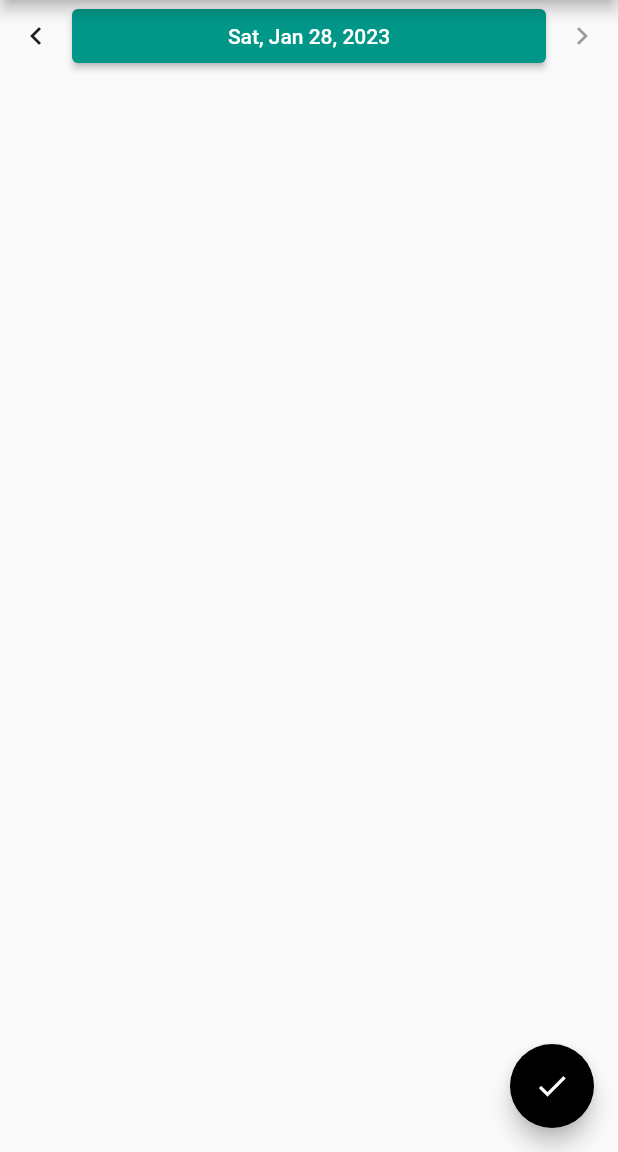
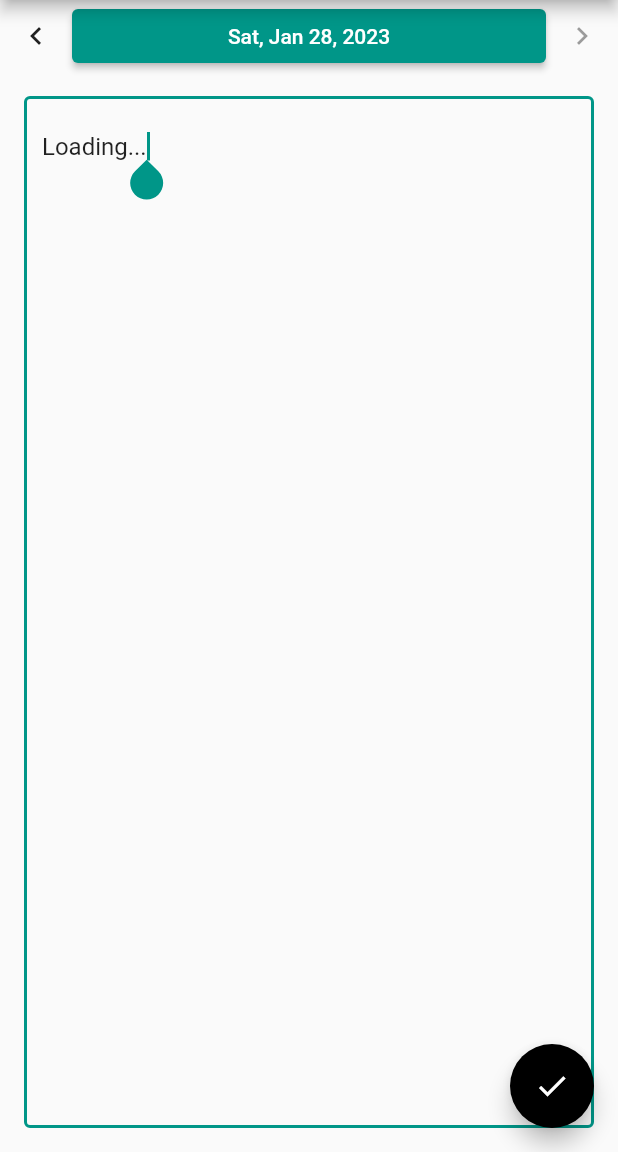
Before and after one commit to mahesh-hegde/JournalOne, a Flutter app: the screen it shows after launch, after a tap on the "keyboard arrow left" icon, after a tap on the "keyboard arrow right" icon, after a tap on the "edit" icon, on a phone screen of 412 x 824 dp, the part 84-1236 px from its top. Run offline on Flutter 3.47's test engine with Material 2 defaults, Android fonts, the light colour scheme and no system bars; our stand-ins replace floor, flutter_markdown, flutter_riverpod, sqflite; accounts and stored records are empty; generated files the repository leaves out were written again.

Commit message:
Add text editing

```diff
--- /dev/null
+++ b/lib/data/providers.dart
@@ -0,0 +1,9 @@
+import 'package:flutter_riverpod/flutter_riverpod.dart';
+
+const loading = "Loading...";
+
+// Providers
+final dateProvider = StateProvider((ref) => DateTime.now());
+final textProvider = StateProvider((ref) => loading);
+final stagedTextProvider = StateProvider((ref) => "??");
+final editingStateProvider = StateProvider((ref) => false);
--- a/lib/main.dart
+++ b/lib/main.dart
@@ -1,17 +1,13 @@
 import 'package:flutter/material.dart';
 
 import 'package:flutter_riverpod/flutter_riverpod.dart';
+import 'package:flutter_markdown/flutter_markdown.dart';
 
-import 'package:journalone/data/database.dart';
-import 'package:journalone/util/datetime_util.dart';
+import 'data/database.dart';
+import 'data/providers.dart';
+import 'util/datetime_util.dart';
 
 const databaseName = 'journal_one.db';
-const loading = "Loading...";
-
-// Providers
-final dateProvider = StateProvider((ref) => DateTime.now());
-final textProvider = StateProvider((ref) => loading);
-final editingStateProvider = StateProvider((ref) => false);
 
 late AppDatabase database;
 
@@ -60,6 +56,7 @@ class JournalEntryWidget extends ConsumerWidget {
   Widget build(BuildContext context, WidgetRef ref) {
     return Column(children: const [
       DatePickerRow(),
+      Expanded(child: JournalEntryText()),
     ]);
   }
 }
@@ -119,6 +116,40 @@ class DatePickerRow extends ConsumerWidget {
   }
 }
 
+class JournalEntryText extends ConsumerWidget {
+  const JournalEntryText({super.key});
+
+  @override
+  Widget build(BuildContext context, WidgetRef ref) {
+    final isEditing = ref.watch(editingStateProvider);
+    final text = ref.watch(textProvider);
+
+    void onTextChanged(String? textNow) {
+      ref.read(stagedTextProvider.notifier).state = textNow ?? '';
+    }
+
+    if (isEditing) {
+      return Padding(
+        padding: const EdgeInsets.all(16),
+        child: TextFormField(
+          initialValue: text,
+          onChanged: onTextChanged,
+          maxLines: null,
+          autofocus: true,
+          expands: true,
+          textAlignVertical: TextAlignVertical.top,
+          decoration: const InputDecoration(
+              border: OutlineInputBorder(
+            borderSide: BorderSide(color: Colors.teal),
+          )),
+        ),
+      );
+    } else {
+      return Markdown(data: text);
+    }
+  }
+}
+
 class EditSaveFAB extends ConsumerWidget {
   const EditSaveFAB({super.key});
 
@@ -127,6 +158,11 @@ class EditSaveFAB extends ConsumerWidget {
     final isEditing = ref.watch(editingStateProvider);
 
     void onPressed() {
+      if (isEditing) {
+        var stagedText = ref.read(stagedTextProvider);
+        ref.read(textProvider.notifier).state = stagedText;
+        // write staged text to database.
+      }
       ref.read(editingStateProvider.notifier).state = !isEditing;
     }
 
```
